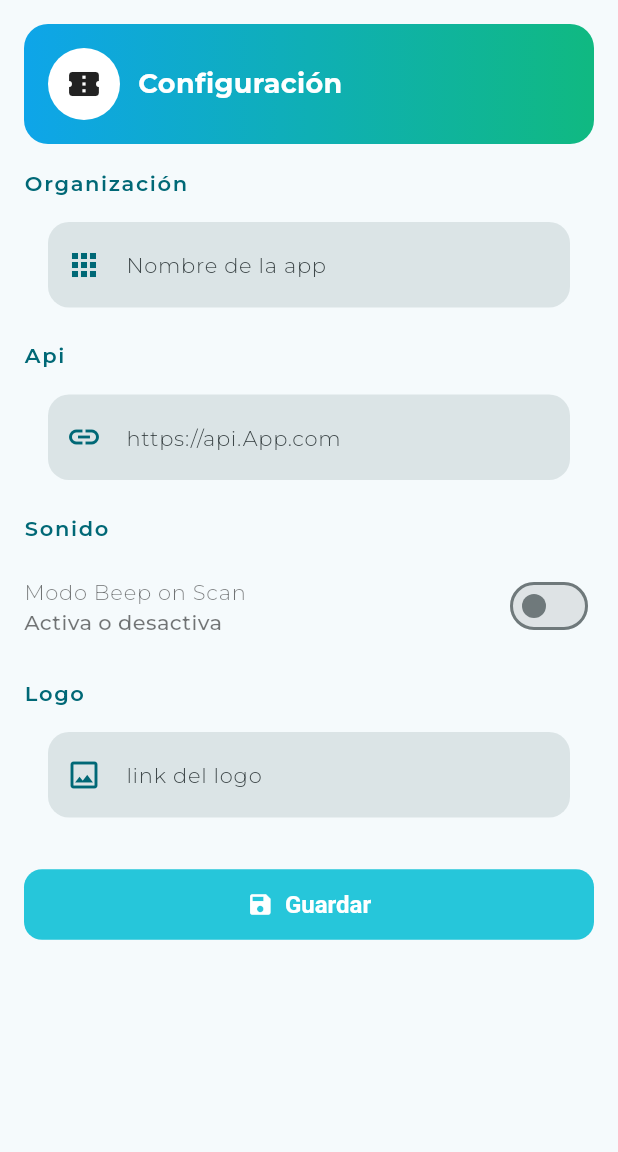
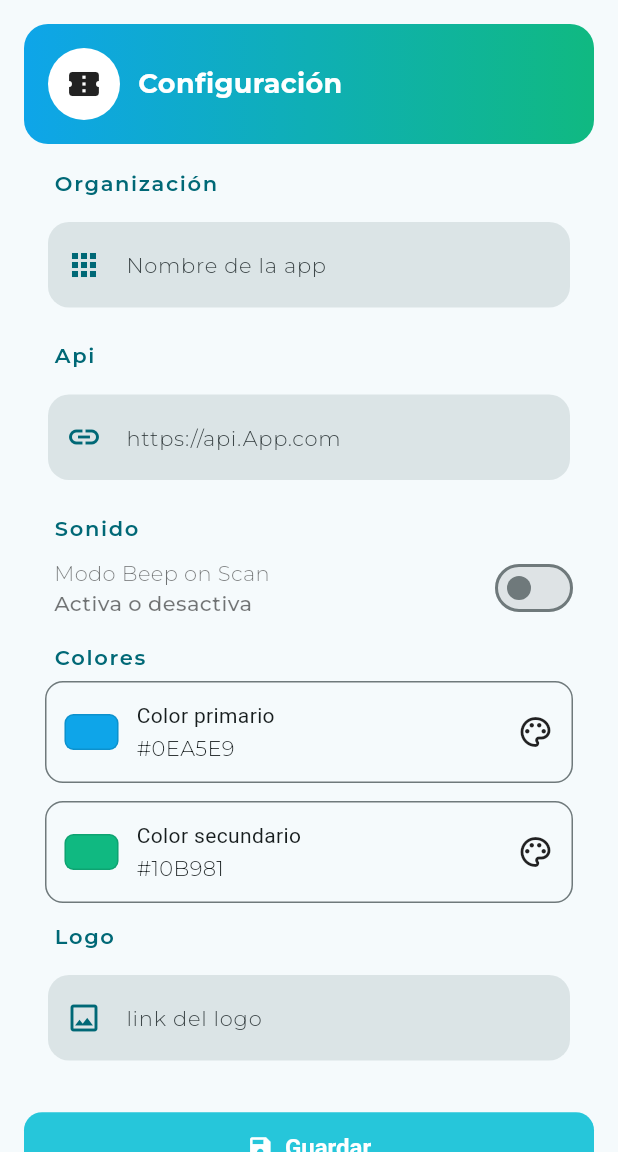
Before and after one commit to Mario-Fernando24/income, a Flutter app: the screen it shows after launch, on a phone screen of 412 x 824 dp, the part 84-1236 px from its top. Run offline on Flutter 3.47's test engine with Material 3 defaults, Android fonts, the phone set to English and light mode, and no system bars; our stand-ins replace equatable, flutter_bloc; project files that could hold a hidden picture were left out.

Commit message:
agregar campo de colores primario  y secundario

```diff
--- a/lib/src/presentation/bloc/configuration_bloc/ConfigurationEvent.dart
+++ b/lib/src/presentation/bloc/configuration_bloc/ConfigurationEvent.dart
@@ -1,39 +1,37 @@
-
 import 'package:tickets_ingresos/src/presentation/utils/blocFormItem.dart';
-import 'package:tickets_ingresos/src/presentation/utils/blocFormItemBooleano.dart';
 
 abstract class ConfigurationEvent {}
 
-class ConfigurationInitEvent extends ConfigurationEvent{}
+class ConfigurationInitEvent extends ConfigurationEvent {}
 
-class NameChanged extends ConfigurationEvent{
-
+class NameChanged extends ConfigurationEvent {
   final BlocFormItem name;
   NameChanged({required this.name});
 }
 
-class ApiNameChanged extends ConfigurationEvent{
-
+class ApiNameChanged extends ConfigurationEvent {
   final BlocFormItem apiName;
   ApiNameChanged({required this.apiName});
 }
 
-class BeepScanChanged extends ConfigurationEvent{
-
-  final BlocFormItem beeps;
-  BeepScanChanged({required this.beeps});
+class BeedScanearChanged extends ConfigurationEvent {
+  final BlocFormItem<bool> beedScanear;
+  BeedScanearChanged({required this.beedScanear});
 }
 
-class LogoChanged extends ConfigurationEvent{
-
+class LogoChanged extends ConfigurationEvent {
   final BlocFormItem logo;
   LogoChanged({required this.logo});
 }
 
-class FormSubmit extends ConfigurationEvent{
+class ColorPrimaryChanged extends ConfigurationEvent {
+  final BlocFormItem colorPrimary;
+  ColorPrimaryChanged({required this.colorPrimary});
+}
 
-    final BlocFormItemBoleano beeScaner;
+class ColorSecundaryChanged extends ConfigurationEvent {
+  final BlocFormItem colorSecundary;
+  ColorSecundaryChanged({required this.colorSecundary});
+}
 
-      FormSubmit({required this.beeScaner});
-
-}
+class FormSubmit extends ConfigurationEvent {}
--- a/lib/src/presentation/bloc/configuration_bloc/ConfigurationState.dart
+++ b/lib/src/presentation/bloc/configuration_bloc/ConfigurationState.dart
@@ -1,26 +1,24 @@
+// ...existing code...
 import 'package:equatable/equatable.dart';
 import 'package:flutter/material.dart';
 import 'package:tickets_ingresos/src/presentation/utils/blocFormItem.dart';
-import 'package:tickets_ingresos/src/presentation/utils/blocFormItemBooleano.dart';
 
 class ConfigurationState extends Equatable {
-
   final BlocFormItem name;
   final BlocFormItem apiName;
   final BlocFormItem logo;
-  final BlocFormItemBoleano beedScanear;
-
-   //controlar el formulario
+  final BlocFormItem colorPrimary;
+  final BlocFormItem colorSecundary;
+  final BlocFormItem<bool> beedScanear; // Solo esta definición
   final GlobalKey<FormState>? formkey;
 
-  //contructor
   const ConfigurationState({
-    this.name = const BlocFormItem(error: 'El nombre de la App es obligatorio'),
-    this.apiName = const BlocFormItem(error: 'EL campo api es obligatorio'),
-    this.logo = const BlocFormItem(error: 'El campo logo es obligatorio'),
-    this.beedScanear = const BlocFormItemBoleano(error: false),
-
-
+    this.name = const BlocFormItem(error: 'El nombre de la App es obligatorio', value: null),
+    this.apiName = const BlocFormItem(error: 'EL campo api es obligatorio', value: null),
+    this.logo = const BlocFormItem(error: 'El campo logo es obligatorio', value: null),
+    this.colorPrimary = const BlocFormItem(error: 'El color primario es obligatorio',value: null),
+    this.colorSecundary = const BlocFormItem(error: 'El color primario es obligatorio',value: null),
+    this.beedScanear = const BlocFormItem<bool>(value: false),
     GlobalKey<FormState>? formkey,
   }) : formkey = formkey ?? const GlobalObjectKey<FormState>('configForm');
 
@@ -28,21 +26,23 @@ class ConfigurationState extends Equatable {
     BlocFormItem? name,
     BlocFormItem? apiName,
     BlocFormItem? logo,
-     BlocFormItemBoleano? beedScanear,
+    BlocFormItem? colorPrimary,
+    BlocFormItem? colorSecundary,
+    BlocFormItem<bool>? beedScanear,
     GlobalKey<FormState>? formkey,
-  }){
+  }) {
     return ConfigurationState(
       name: name ?? this.name,
       apiName: apiName ?? this.apiName,
       logo: logo ?? this.logo,
+      colorPrimary: colorPrimary ?? this.colorPrimary,
+      colorSecundary: colorSecundary ?? this.colorSecundary,
       beedScanear: beedScanear ?? this.beedScanear,
       formkey: formkey,
     );
   }
 
-  //las variables que van a cambiar de estados
   @override
-  // TODO: implement props
-  List<Object?> get props => [name, apiName, logo];
-
+  List<Object?> get props => [name, apiName, logo, beedScanear];
 }
+// ...existing code...
--- a/lib/src/presentation/pages/configuration/configurationContent.dart
+++ b/lib/src/presentation/pages/configuration/configurationContent.dart
@@ -10,6 +10,7 @@ import 'package:tickets_ingresos/src/presentation/widget/Button/AppButton.dart';
 import 'package:tickets_ingresos/src/presentation/widget/CustomAppBar.dart';
 import 'package:tickets_ingresos/src/presentation/widget/Switch/ToggleSwitch.dart';
 import 'package:tickets_ingresos/src/presentation/widget/TextField/TextFormField.dart';
+import 'package:tickets_ingresos/src/presentation/widget/colores/ColorPickerField.dart';
 import 'package:tickets_ingresos/src/presentation/widget/headers/HeaderPreview.dart';
 import 'package:tickets_ingresos/src/presentation/widget/Title/sectionTitle.dart';
 
@@ -17,7 +18,7 @@ import 'package:tickets_ingresos/src/presentation/widget/Title/sectionTitle.dart
 class ConfigurationContent extends StatelessWidget {
   ConfigurationState? state;
 
-  var beepScan = false;
+  bool beepScan = false;
 
   ConfigurationContent(this.state, {super.key});
 
@@ -86,6 +87,38 @@ class ConfigurationContent extends StatelessWidget {
                   },
                 ),
 
+                // --- NUEVO: Colores ---
+                const SizedBox(height: 12),
+                const SectionTitle('Colores'),
+                ColorPickerField(
+                  label: 'Color primario',
+                  // Si ya manejas esto en el Bloc/State, puedes leerlo de allí.
+                  initialHex: AppConfig.sampleConfig.primary, // ej. "#1976D2"
+                  onColorPicked: (hex) {
+                    print("PRIMARYYYYYYYYYYYYYYYYYYYYYYYYYYYYYYYYYYYYYY");
+                    print(hex);
+                    print("PRIMARYYYYYYYYYYYYYYYYYYYYYYYYYYYYYYYYYYYYYY");
+                        context.read<ConfigurationBloc>().add(
+                        ColorPrimaryChanged(colorPrimary:  BlocFormItem<String>(value: hex))
+                        );
+                  },
+                ),
+
+                const SizedBox(height: 12),
+                ColorPickerField(
+                  label: 'Color secundario',
+                  initialHex: AppConfig.sampleConfig.accent, // ej. "#FFC107"
+                  onColorPicked: (hex) {
+                    print("SECUNDARYYYYYYYYYYYYYYYYYYYYYYYYYYYYYYYYYY");
+                    print(hex);
+                    print("SECUNDARYYYYYYYYYYYYYYYYYYYYYYYYYYYYYYYYYY");
+                    context.read<ConfigurationBloc>().add(
+                        ColorSecundaryChanged(colorSecundary:  BlocFormItem<String>(value: hex))
+                        );
+                  },
+                ),
+
+
                 const SizedBox(height: 12),
                 const SectionTitle('Logo'),
                 DefaultTextField(
@@ -111,7 +144,10 @@ class ConfigurationContent extends StatelessWidget {
                       () => {
                         if (state!.formkey!.currentState!.validate())
                           {
-                            context.read<ConfigurationBloc>().add(FormSubmit(beeScaner: BlocFormItemBoleano(value: beepScan))),
+                           context.read<ConfigurationBloc>().add(
+                              BeedScanearChanged(beedScanear: BlocFormItem<bool>(value: beepScan)),
+                            ),
+                            context.read<ConfigurationBloc>().add(FormSubmit()),
                           }else{
                             print( "mario fernando##########################################"),
                             print("El formulario no es valido"),
--- a/lib/src/presentation/utils/blocFormItem.dart
+++ b/lib/src/presentation/utils/blocFormItem.dart
@@ -1,24 +1,19 @@
-class BlocFormItem {
-
-  final String value;
+class BlocFormItem<T> {
+  final T value;
   final String? error;
 
   const BlocFormItem({
-    this.value='',
-    this.error
+    required this.value,
+    this.error,
   });
 
-    BlocFormItem copyWith({
-     String? value,
-     String? error,
-  }){
-     return BlocFormItem(
+  BlocFormItem<T> copyWith({
+    T? value,
+    String? error,
+  }) {
+    return BlocFormItem<T>(
       value: value ?? this.value,
-      error: error ?? this.error
-     );
+      error: error ?? this.error,
+    );
   }
-
-
-
-
 }
--- a/lib/src/presentation/utils/blocFormItemBooleano.dart
+++ b/lib/src/presentation/utils/blocFormItemBooleano.dart
@@ -1,11 +1,9 @@
 class BlocFormItemBoleano {
 
   final bool value;
-  final String? error;
 
   const BlocFormItemBoleano({
     this.value=false,
-    this.error
   });
 
     BlocFormItemBoleano copyWith({
@@ -14,7 +12,6 @@ class BlocFormItemBoleano {
   }){
      return BlocFormItemBoleano(
       value: value ?? this.value,
-      error: error ?? this.error
      );
   }
 
--- a/lib/src/presentation/widget/Switch/ToggleSwitch.dart
+++ b/lib/src/presentation/widget/Switch/ToggleSwitch.dart
@@ -30,15 +30,16 @@ class _ToggleSwitchState extends State<ToggleSwitch> {
 
   @override
   Widget build(BuildContext context) {
-    return SwitchListTile.adaptive(
-      value: _value,
-      onChanged: (val) {
-        setState(() {
-          _value = val;
-        });
-        widget.onChanged?.call(val); // 👉 devuelve el valor al padre
-      },
-      title: Text(
+    return Padding(
+      padding: const EdgeInsets.only(left: 20, right: 10),
+      child: Row(
+        crossAxisAlignment: CrossAxisAlignment.center,
+        children: [
+          Expanded(
+            child: Column(
+              crossAxisAlignment: CrossAxisAlignment.start,
+              children: [
+                Text(
                   widget.title,
                   style: const TextStyle(
                     color: AppColors.textSecondary,
@@ -46,17 +47,29 @@ class _ToggleSwitchState extends State<ToggleSwitch> {
                     fontFamily: 'MontserratLight',
                   ),
                 ),
-      subtitle: widget.subtitle != null
-          ? Text(
+                if (widget.subtitle != null)
+                  Text(
                     widget.subtitle!,
                     style: const TextStyle(
                       color: AppColors.textSecondary,
                       fontSize: 14,
                       fontFamily: 'MontserratMedium',
                     ),
-            )
-          : null,
-      contentPadding: EdgeInsets.zero,
+                  ),
+              ],
+            ),
+          ),
+          Switch.adaptive(
+            value: _value,
+            onChanged: (val) {
+              setState(() {
+                _value = val;
+              });
+              widget.onChanged?.call(val);
+            },
+          ),
+        ],
+      ),
     );
   }
 }
--- /dev/null
+++ b/lib/src/presentation/widget/colores/ColorPickerField.dart
@@ -0,0 +1,228 @@
+import 'dart:math' show max;
+import 'package:flutter/material.dart';
+
+class ColorPickerField extends StatefulWidget {
+  final String label;
+  final String initialHex; // "#RRGGBB"
+  final ValueChanged<String> onColorPicked;
+
+  const ColorPickerField({
+    super.key,
+    required this.label,
+    required this.initialHex,
+    required this.onColorPicked,
+  });
+
+  @override
+  State<ColorPickerField> createState() => _ColorPickerFieldState();
+}
+
+class _ColorPickerFieldState extends State<ColorPickerField> {
+  late Color _color;
+  late String _hex;
+
+  @override
+  void initState() {
+    super.initState();
+    _hex = _sanitizeHex(widget.initialHex);
+    _color = _hexToColor(_hex);
+  }
+
+  @override
+  void didUpdateWidget(covariant ColorPickerField oldWidget) {
+    super.didUpdateWidget(oldWidget);
+    if (oldWidget.initialHex != widget.initialHex) {
+      _hex = _sanitizeHex(widget.initialHex);
+      _color = _hexToColor(_hex);
+    }
+  }
+
+  @override
+  Widget build(BuildContext context) {
+    final textStyle = Theme.of(context).textTheme.bodyMedium;
+    return InkWell(
+      borderRadius: BorderRadius.circular(12),
+      onTap: () async {
+        final picked = await showDialog<Color>(
+          context: context,
+          builder: (_) => _ColorGridDialog(initial: _color),
+        );
+        if (picked != null) {
+          setState(() {
+            _color = picked;
+            _hex = _colorToHex(picked);
+          });
+          widget.onColorPicked(_hex);
+        }
+      },
+      child: Container(
+        margin: const EdgeInsets.symmetric(horizontal: 14),
+        padding: const EdgeInsets.symmetric(horizontal: 12, vertical: 12),
+        decoration: BoxDecoration(
+          borderRadius: BorderRadius.circular(12),
+          border: Border.all(color: Theme.of(context).dividerColor),
+        ),
+        child: Row(
+          children: [
+            _ColorSwatchBox(color: _color),
+            const SizedBox(width: 12),
+            Expanded(
+              child: Column(
+                crossAxisAlignment: CrossAxisAlignment.start,
+                children: [
+                  Text(widget.label, style: textStyle),
+                  const SizedBox(height: 2),
+                  Text(_hex, style: textStyle?.copyWith(fontFamily: 'MontserratLight')),
+                ],
+              ),
+            ),
+            const Icon(Icons.color_lens_outlined),
+          ],
+        ),
+      ),
+    );
+  }
+
+  // Helpers
+  String _sanitizeHex(String input) {
+    final v = input.trim().toUpperCase();
+    if (v.startsWith('#') && v.length == 7) return v;
+    final onlyHex = v.replaceAll(RegExp('[^0-9A-F]'), '');
+    return '#${onlyHex.padLeft(6, '0').substring(0, 6)}';
+  }
+
+  Color _hexToColor(String hex) {
+    final cleaned = hex.replaceAll('#', '');
+    final value = int.parse(cleaned, radix: 16);
+    return Color(0xFF000000 | value); // opaco
+  }
+
+  String _colorToHex(Color color) {
+    final r = color.red.toRadixString(16).padLeft(2, '0');
+    final g = color.green.toRadixString(16).padLeft(2, '0');
+    final b = color.blue.toRadixString(16).padLeft(2, '0');
+    return '#${(r + g + b).toUpperCase()}';
+  }
+}
+
+class _ColorSwatchBox extends StatelessWidget {
+  final Color color;
+  const _ColorSwatchBox({required this.color});
+
+  @override
+  Widget build(BuildContext context) {
+    final borderColor = Theme.of(context).brightness == Brightness.dark
+        ? Colors.white12
+        : Colors.black12;
+    return Container(
+      width: 36,
+      height: 24,
+      decoration: BoxDecoration(
+        color: color,
+        borderRadius: BorderRadius.circular(6),
+        border: Border.all(color: borderColor),
+      ),
+    );
+  }
+}
+
+class _ColorGridDialog extends StatelessWidget {
+  final Color initial;
+  const _ColorGridDialog({required this.initial});
+
+  @override
+  Widget build(BuildContext context) {
+    final palette = _materialPalette();
+    return AlertDialog(
+      title: const Text('Elige un color', style: TextStyle(fontFamily: 'MontserratMedium', fontSize: 14),),
+      content: SizedBox(
+        width: 360,
+        child: Wrap(
+          spacing: 8,
+          runSpacing: 8,
+          children: [
+            for (final c in palette)
+              _PickDot(
+                color: c,
+                selected: _sameColor(c, initial),
+                onTap: () => Navigator.of(context).pop(c),
+              ),
+          ],
+        ),
+      ),
+      actions: [
+        TextButton(
+          onPressed: () => Navigator.of(context).maybePop(),
+          child: const Text('Cancelar', style: TextStyle(fontFamily: 'MontserratMedium', fontSize: 14),),
+        ),
+      ],
+    );
+  }
+
+  bool _sameColor(Color a, Color b) =>
+      a.red == b.red && a.green == b.green && a.blue == b.blue;
+
+  List<Color> _materialPalette() {
+    // Toma tonos 500 (o similares) de la paleta Material + algunos neutros.
+    const materialSwatches = <MaterialColor>[
+      Colors.red,
+      Colors.pink,
+      Colors.purple,
+      Colors.deepPurple,
+      Colors.indigo,
+      Colors.blue,
+      Colors.lightBlue,
+      Colors.cyan,
+      Colors.teal,
+      Colors.green,
+      Colors.lightGreen,
+      Colors.lime,
+      Colors.yellow,
+      Colors.amber,
+      Colors.orange,
+      Colors.deepOrange,
+      Colors.brown,
+      Colors.blueGrey,
+      Colors.grey,
+    ];
+    final list = <Color>[
+      ...materialSwatches.map((m) => m.shade500),
+      Colors.black,
+      Colors.white,
+    ];
+    return list;
+  }
+}
+
+class _PickDot extends StatelessWidget {
+  final Color color;
+  final bool selected;
+  final VoidCallback onTap;
+
+  const _PickDot({
+    required this.color,
+    required this.selected,
+    required this.onTap,
+  });
+
+  @override
+  Widget build(BuildContext context) {
+    final borderColor = selected
+        ? Theme.of(context).colorScheme.primary
+        : Theme.of(context).dividerColor;
+
+    return InkWell(
+      onTap: onTap,
+      borderRadius: BorderRadius.circular(18),
+      child: Container(
+        width: 36,
+        height: 36,
+        decoration: BoxDecoration(
+          color: color,
+          shape: BoxShape.circle,
+          border: Border.all(color: borderColor, width: max(2, selected ? 2.0 : 1.0)),
+        ),
+      ),
+    );
+  }
+}
--- a/lib/src/presentation/widget/title/sectionTitle.dart
+++ b/lib/src/presentation/widget/title/sectionTitle.dart
@@ -5,7 +5,7 @@ class SectionTitle extends StatelessWidget {
   const SectionTitle(this.text, {super.key});
   @override
   Widget build(BuildContext context) => Padding(
-    padding: const EdgeInsets.only(bottom: 6),
+    padding: const EdgeInsets.only(bottom: 6,left: 20),
     child: Text(
       text,
       style: Theme.of(context).textTheme.titleSmall!.copyWith(
```
Also changed, not shown: lib/src/presentation/bloc/configuration_bloc/ConfigurationBloc.dart (+38 -0 lines), pubspec.yaml (+1 -27 lines), 1 other file. Lines whose indentation alone changed are shown as unchanged.
